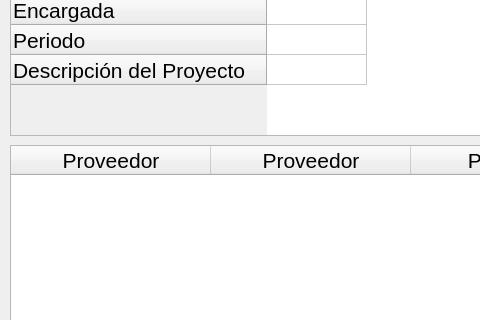
Kelunie/ProyectoPython, file UI/planesInversion.ui: the form before one commit; both pictures show x 0 to 480 and y 265 to 585 of the 1034 by 774 pixel window.
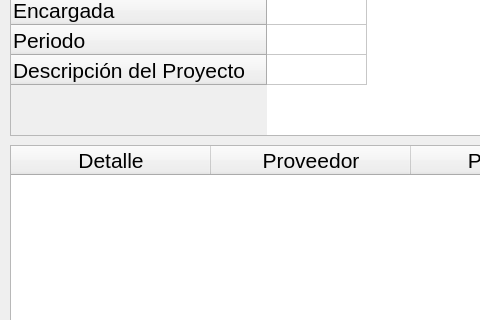
The form after the commit.

Diff of the .ui file:
```diff
--- a/UI/planesInversion.ui
+++ b/UI/planesInversion.ui
@@ -137,7 +137,7 @@
    </attribute>
    <column>
     <property name="text">
-     <string>Proveedor</string>
+     <string>Detalle</string>
     </property>
    </column>
    <column>
```
